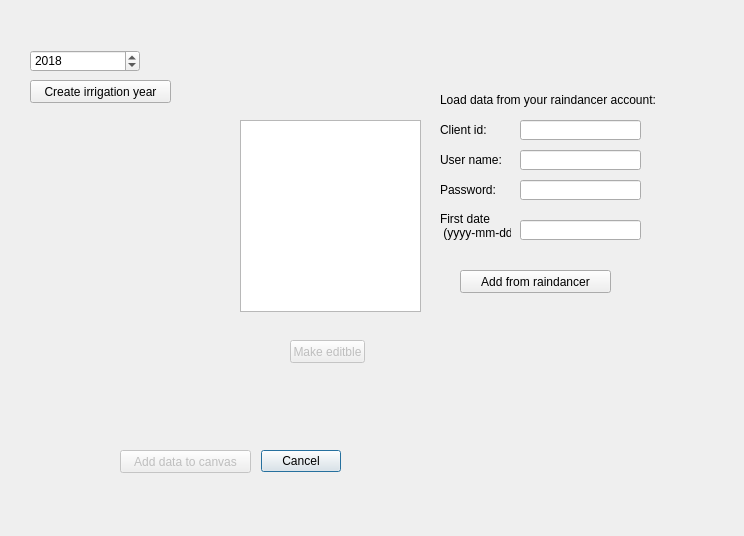
Qt form widgets/import_irrigation_dialog_base.ui (axelande/geodatafarm3) before a commit.
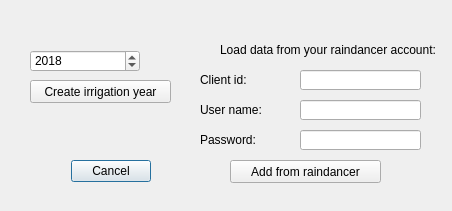
The same form after that commit.

Commit message: Major updates to the irrigation imports! Now a grid with 2x2meter cells is created covering all fields, all operations that covers a cell adds its perceptation to the cell.

The edit to the form file:
```diff
--- a/widgets/import_irrigation_dialog_base.ui
+++ b/widgets/import_irrigation_dialog_base.ui
@@ -6,8 +6,8 @@
    <rect>
     <x>0</x>
     <y>0</y>
-    <width>744</width>
-    <height>536</height>
+    <width>452</width>
+    <height>211</height>
    </rect>
   </property>
   <property name="windowTitle">
@@ -16,9 +16,9 @@
   <widget class="QDialogButtonBox" name="button_box">
    <property name="geometry">
     <rect>
-     <x>110</x>
-     <y>450</y>
-     <width>231</width>
+     <x>50</x>
+     <y>160</y>
+     <width>101</width>
      <height>23</height>
     </rect>
    </property>
@@ -32,27 +32,11 @@
     <bool>false</bool>
    </property>
   </widget>
-  <widget class="QPushButton" name="pButInsertDataIntoDB">
-   <property name="enabled">
-    <bool>false</bool>
-   </property>
-   <property name="geometry">
-    <rect>
-     <x>120</x>
-     <y>450</y>
-     <width>131</width>
-     <height>23</height>
-    </rect>
-   </property>
-   <property name="text">
-    <string>Add data to canvas</string>
-   </property>
-  </widget>
   <widget class="QPushButton" name="PBGetData">
    <property name="geometry">
     <rect>
-     <x>460</x>
-     <y>270</y>
+     <x>230</x>
+     <y>160</y>
      <width>151</width>
      <height>23</height>
     </rect>
@@ -64,8 +48,8 @@
   <widget class="QLineEdit" name="LEClientId">
    <property name="geometry">
     <rect>
-     <x>520</x>
-     <y>120</y>
+     <x>300</x>
+     <y>70</y>
      <width>121</width>
      <height>20</height>
     </rect>
@@ -77,8 +61,8 @@
   <widget class="QLineEdit" name="LEUserName">
    <property name="geometry">
     <rect>
-     <x>520</x>
-     <y>150</y>
+     <x>300</x>
+     <y>100</y>
      <width>121</width>
      <height>20</height>
     </rect>
@@ -90,8 +74,8 @@
   <widget class="QLineEdit" name="LEPassword">
    <property name="geometry">
     <rect>
-     <x>520</x>
-     <y>180</y>
+     <x>300</x>
+     <y>130</y>
      <width>121</width>
      <height>20</height>
     </rect>
@@ -103,9 +87,9 @@
   <widget class="QLabel" name="label_18">
    <property name="geometry">
     <rect>
-     <x>440</x>
-     <y>180</y>
-     <width>71</width>
+     <x>200</x>
+     <y>130</y>
+     <width>81</width>
      <height>20</height>
     </rect>
    </property>
@@ -116,9 +100,9 @@
   <widget class="QLabel" name="label_19">
    <property name="geometry">
     <rect>
-     <x>440</x>
-     <y>120</y>
-     <width>71</width>
+     <x>200</x>
+     <y>70</y>
+     <width>81</width>
      <height>20</height>
     </rect>
    </property>
@@ -129,9 +113,9 @@
   <widget class="QLabel" name="label_20">
    <property name="geometry">
     <rect>
-     <x>440</x>
-     <y>150</y>
-     <width>71</width>
+     <x>200</x>
+     <y>100</y>
+     <width>81</width>
      <height>20</height>
     </rect>
    </property>
@@ -139,35 +123,11 @@
     <string>User name:</string>
    </property>
   </widget>
-  <widget class="QLineEdit" name="LEFirstDate">
-   <property name="geometry">
-    <rect>
-     <x>520</x>
-     <y>220</y>
-     <width>121</width>
-     <height>20</height>
-    </rect>
-   </property>
-  </widget>
-  <widget class="QLabel" name="label_22">
-   <property name="geometry">
-    <rect>
-     <x>440</x>
-     <y>210</y>
-     <width>71</width>
-     <height>31</height>
-    </rect>
-   </property>
-   <property name="text">
-    <string>First date
- (yyyy-mm-dd)</string>
-   </property>
-  </widget>
   <widget class="QLabel" name="label_23">
    <property name="geometry">
     <rect>
-     <x>440</x>
-     <y>90</y>
+     <x>220</x>
+     <y>40</y>
      <width>231</width>
      <height>20</height>
     </rect>
@@ -176,32 +136,6 @@
     <string>Load data from your raindancer account:</string>
    </property>
   </widget>
-  <widget class="QTableWidget" name="tableWidget">
-   <property name="geometry">
-    <rect>
-     <x>240</x>
-     <y>120</y>
-     <width>181</width>
-     <height>192</height>
-    </rect>
-   </property>
-  </widget>
-  <widget class="QPushButton" name="PBMakeEditble">
-   <property name="enabled">
-    <bool>false</bool>
-   </property>
-   <property name="geometry">
-    <rect>
-     <x>290</x>
-     <y>340</y>
-     <width>75</width>
-     <height>23</height>
-    </rect>
-   </property>
-   <property name="text">
-    <string>Make editble</string>
-   </property>
-  </widget>
   <widget class="QPushButton" name="PBCreateYear">
    <property name="enabled">
     <bool>true</bool>
```
Left out of the diff: 4 changed lines with no effect on the pictures. The commit also changes 3 other files.
